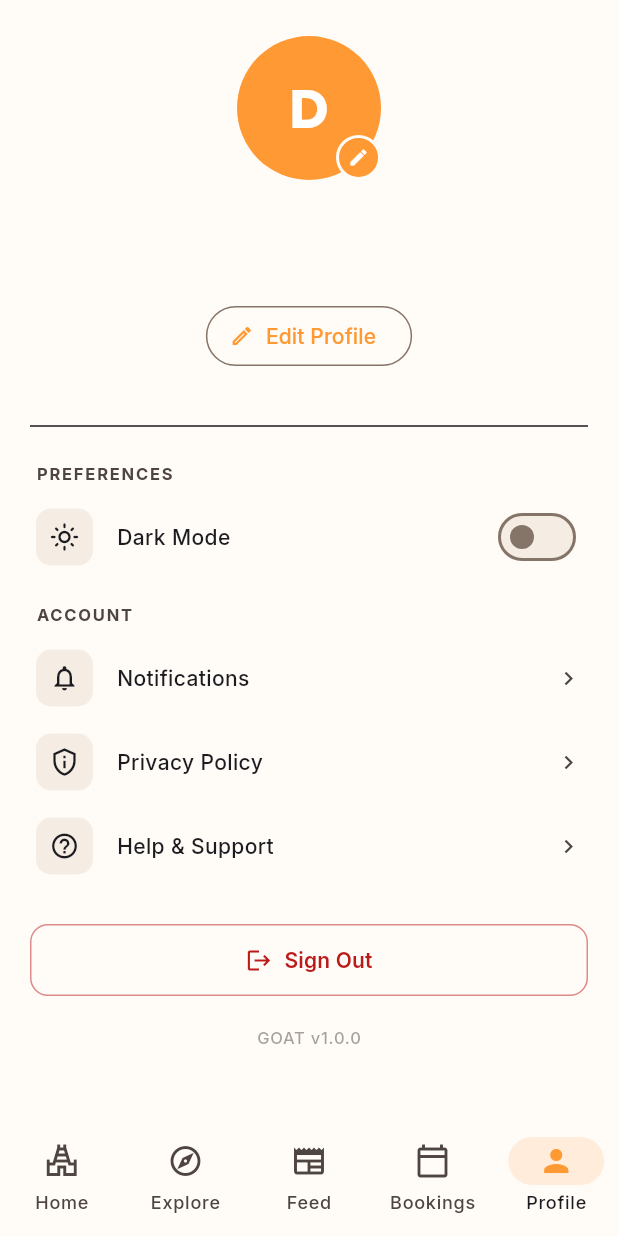
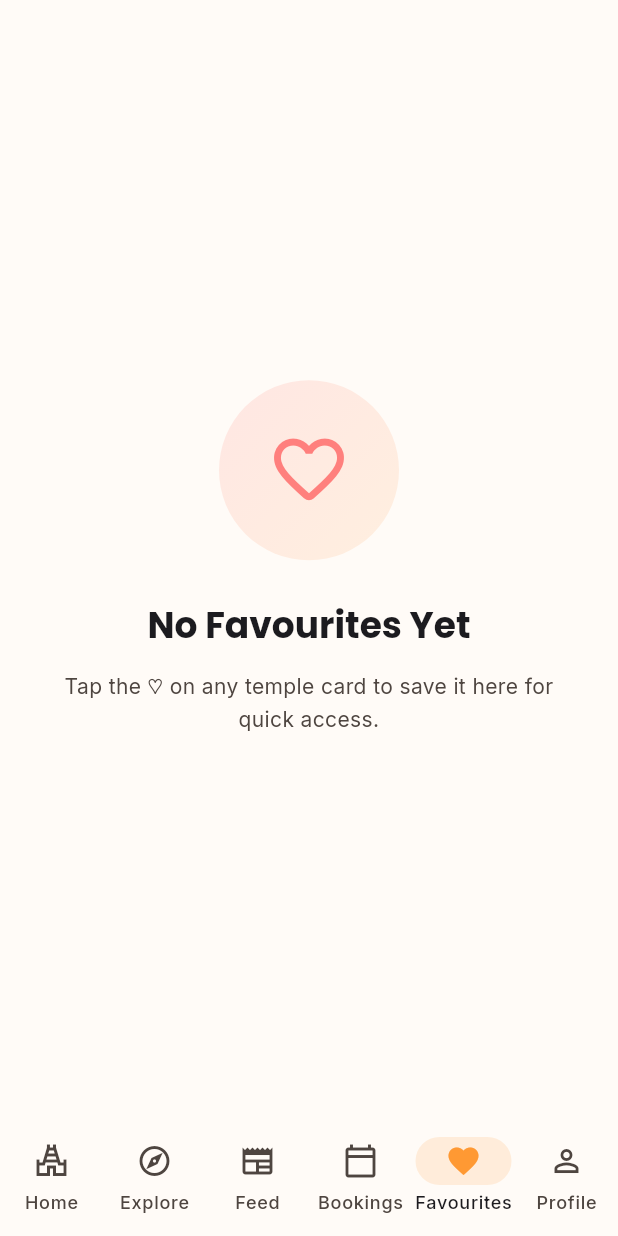
Before and after one commit to srinidhibr02/Goat, a Flutter app: the screen it shows once a user with an empty profile is signed in, item 5 of the bottom bar chosen, on a phone screen of 412 x 824 dp. Run offline on Flutter 3.47's test engine with Material 3 defaults, Android fonts, the phone set to English and light mode, and no system bars; our stand-ins replace cloud_firestore, firebase_analytics, firebase_auth, firebase_core, firebase_crashlytics, firebase_messaging and 8 more; accounts and stored records are empty.

Commit message:
feat: implement favorites feature with dedicated UI, navigation, and indexing updates

```diff
--- /dev/null
+++ b/lib/features/temples/presentation/pages/favorites_page.dart
@@ -0,0 +1,172 @@
+import 'package:flutter/material.dart';
+import 'package:flutter_riverpod/flutter_riverpod.dart';
+
+import '../../../../core/theme/app_colors.dart';
+import '../../domain/entities/temple.dart';
+import '../providers/favorites_provider.dart';
+import '../providers/temples_providers.dart';
+import '../widgets/temple_card.dart';
+
+// ── Derived provider: list of full Temple objects for favorited IDs ────────────
+
+/// Resolves favorited temple IDs → full [Temple] objects by cross-referencing
+/// the full temple list. Falls back gracefully if a temple can't be found.
+final favoriteTemplesProvider = FutureProvider<List<Temple>>((ref) async {
+  final favIds = ref.watch(favoritesProvider);
+  if (favIds.isEmpty) return [];
+
+  // Re-use the already-fetched full list (no extra network call).
+  final allAsync = ref.watch(templesProvider);
+  final all = allAsync.valueOrNull ?? [];
+
+  // Maintain insertion order of favorites.
+  final byId = {for (final t in all) t.id: t};
+  return favIds.map((id) => byId[id]).whereType<Temple>().toList();
+});
+
+/// The Favorites tab — grid of temples the user has hearted.
+class FavoritesPage extends ConsumerWidget {
+  const FavoritesPage({super.key});
+
+  @override
+  Widget build(BuildContext context, WidgetRef ref) {
+    final favsAsync = ref.watch(favoriteTemplesProvider);
+
+    return Scaffold(
+      body: SafeArea(
+        child: favsAsync.when(
+          data: (temples) => temples.isEmpty
+              ? const _EmptyFavorites()
+              : RefreshIndicator(
+                  onRefresh: () => ref.refresh(favoriteTemplesProvider.future),
+                  child: CustomScrollView(
+                    slivers: [
+                      // ── Header ─────────────────────────────────────────
+                      SliverToBoxAdapter(
+                        child: Padding(
+                          padding: const EdgeInsets.fromLTRB(20, 20, 20, 16),
+                          child: Column(
+                            crossAxisAlignment: CrossAxisAlignment.start,
+                            children: [
+                              Text(
+                                'Favourites',
+                                style: Theme.of(context)
+                                    .textTheme
+                                    .headlineSmall
+                                    ?.copyWith(fontWeight: FontWeight.w700),
+                              ),
+                              const SizedBox(height: 4),
+                              Text(
+                                '${temples.length} saved ${temples.length == 1 ? 'temple' : 'temples'}',
+                                style: Theme.of(context)
+                                    .textTheme
+                                    .bodyMedium
+                                    ?.copyWith(
+                                      color: Theme.of(context)
+                                          .colorScheme
+                                          .onSurfaceVariant,
+                                    ),
+                              ),
+                            ],
+                          ),
+                        ),
+                      ),
+
+                      // ── Grid ───────────────────────────────────────────
+                      SliverPadding(
+                        padding: const EdgeInsets.fromLTRB(16, 0, 16, 24),
+                        sliver: SliverGrid.builder(
+                          gridDelegate:
+                              const SliverGridDelegateWithFixedCrossAxisCount(
+                            crossAxisCount: 2,
+                            mainAxisSpacing: 12,
+                            crossAxisSpacing: 12,
+                            childAspectRatio: 0.78,
+                          ),
+                          itemCount: temples.length,
+                          itemBuilder: (_, i) => TempleCard(temple: temples[i]),
+                        ),
+                      ),
+                    ],
+                  ),
+                ),
+          loading: () => const Center(child: CircularProgressIndicator()),
+          error: (e, _) => Center(
+            child: Column(
+              mainAxisSize: MainAxisSize.min,
+              children: [
+                const Icon(Icons.error_outline, size: 48),
+                const SizedBox(height: 12),
+                Text('Failed to load favourites',
+                    style: Theme.of(context).textTheme.titleMedium),
+                const SizedBox(height: 8),
+                TextButton(
+                  onPressed: () => ref.refresh(favoriteTemplesProvider.future),
+                  child: const Text('Retry'),
+                ),
+              ],
+            ),
+          ),
+        ),
+      ),
+    );
+  }
+}
+
+// ── Empty state ───────────────────────────────────────────────────────────────
+
+class _EmptyFavorites extends StatelessWidget {
+  const _EmptyFavorites();
+
+  @override
+  Widget build(BuildContext context) {
+    final theme = Theme.of(context);
+    final isDark = theme.brightness == Brightness.dark;
+
+    return Center(
+      child: Padding(
+        padding: const EdgeInsets.all(40),
+        child: Column(
+          mainAxisSize: MainAxisSize.min,
+          children: [
+            Container(
+              width: 120,
+              height: 120,
+              decoration: BoxDecoration(
+                shape: BoxShape.circle,
+                gradient: LinearGradient(
+                  begin: Alignment.topLeft,
+                  end: Alignment.bottomRight,
+                  colors: [
+                    Colors.redAccent.withValues(alpha: isDark ? 0.25 : 0.12),
+                    AppColors.saffron.withValues(alpha: isDark ? 0.25 : 0.12),
+                  ],
+                ),
+              ),
+              child: Icon(
+                Icons.favorite_border_rounded,
+                size: 56,
+                color: Colors.redAccent.withValues(alpha: 0.7),
+              ),
+            ),
+            const SizedBox(height: 28),
+            Text(
+              'No Favourites Yet',
+              style: theme.textTheme.headlineSmall
+                  ?.copyWith(fontWeight: FontWeight.w700),
+            ),
+            const SizedBox(height: 12),
+            Text(
+              'Tap the ♡ on any temple card to save it here for quick access.',
+              textAlign: TextAlign.center,
+              style: theme.textTheme.bodyMedium?.copyWith(
+                color: theme.colorScheme.onSurfaceVariant,
+                height: 1.6,
+              ),
+            ),
+          ],
+        ),
+      ),
+    );
+  }
+}
--- a/lib/features/temples/presentation/pages/home_page.dart
+++ b/lib/features/temples/presentation/pages/home_page.dart
@@ -180,8 +180,7 @@ class _HeaderState extends ConsumerState<_Header> {
           // Search bar — wired to searchQueryProvider
           TextField(
             controller: _searchController,
-            onChanged: (v) =>
-                ref.read(searchQueryProvider.notifier).state = v,
+            onChanged: (v) => updateSearchQuery(ref, v),
             decoration: InputDecoration(
               hintText: 'Search temples, cities…',
               prefixIcon: const Icon(Icons.search),
@@ -190,7 +189,7 @@ class _HeaderState extends ConsumerState<_Header> {
                       icon: const Icon(Icons.close),
                       onPressed: () {
                         _searchController.clear();
-                        ref.read(searchQueryProvider.notifier).state = '';
+                        updateSearchQuery(ref, '');
                       },
                     )
                   : null,
--- a/lib/router.dart
+++ b/lib/router.dart
@@ -21,6 +21,7 @@ import 'features/feed/presentation/pages/feed_page.dart';
 import 'features/temples/presentation/pages/explore_page.dart';
 import 'features/temples/presentation/pages/home_page.dart';
 import 'features/temples/presentation/pages/temple_detail_page.dart';
+import 'features/temples/presentation/pages/favorites_page.dart';
 import 'shared/widgets/app_shell.dart';
 
 // ── Route names / paths ───────────────────────────────────────────────────────
@@ -222,7 +223,17 @@ final routerProvider = Provider<GoRouter>((ref) {
               ),
             ],
           ),
-          // Tab 4: Profile
+          // Tab 4: Favourites
+          StatefulShellBranch(
+            routes: [
+              GoRoute(
+                path: '/favourites',
+                name: 'favourites',
+                builder: (_, __) => const FavoritesPage(),
+              ),
+            ],
+          ),
+          // Tab 5: Profile
           StatefulShellBranch(
             routes: [
               GoRoute(
--- a/lib/shared/widgets/app_shell.dart
+++ b/lib/shared/widgets/app_shell.dart
@@ -53,6 +53,11 @@ class AppShell extends StatelessWidget {
             label: 'Bookings',
           ),
           NavigationDestination(
+            icon: Icon(Icons.favorite_border),
+            selectedIcon: Icon(Icons.favorite, color: AppColors.saffron),
+            label: 'Favourites',
+          ),
+          NavigationDestination(
             icon: Icon(Icons.person_outline),
             selectedIcon: Icon(Icons.person, color: AppColors.saffron),
             label: 'Profile',
```
Also changed, not shown: firestore.indexes.json (+18 -1 lines), lib/core/network/dio_client.dart (deleted, +0 -151 lines), lib/features/feed/presentation/pages/feed_page.dart (+57 -10 lines), lib/features/temples/presentation/pages/explore_page.dart (+3 -6 lines), lib/features/temples/presentation/providers/search_provider.dart (+43 -5 lines), pubspec.yaml (+3 -10 lines).
